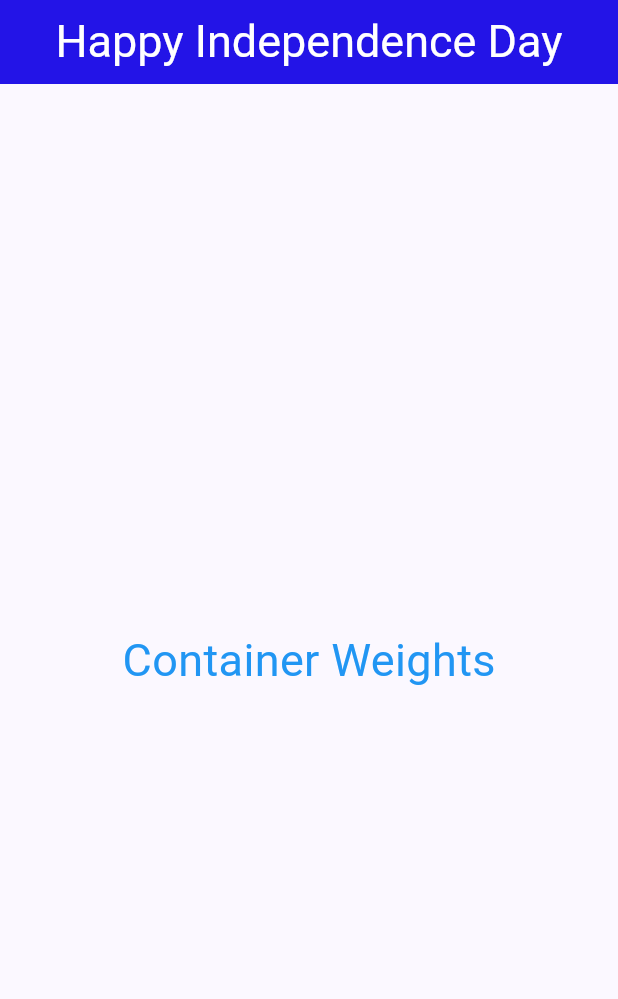
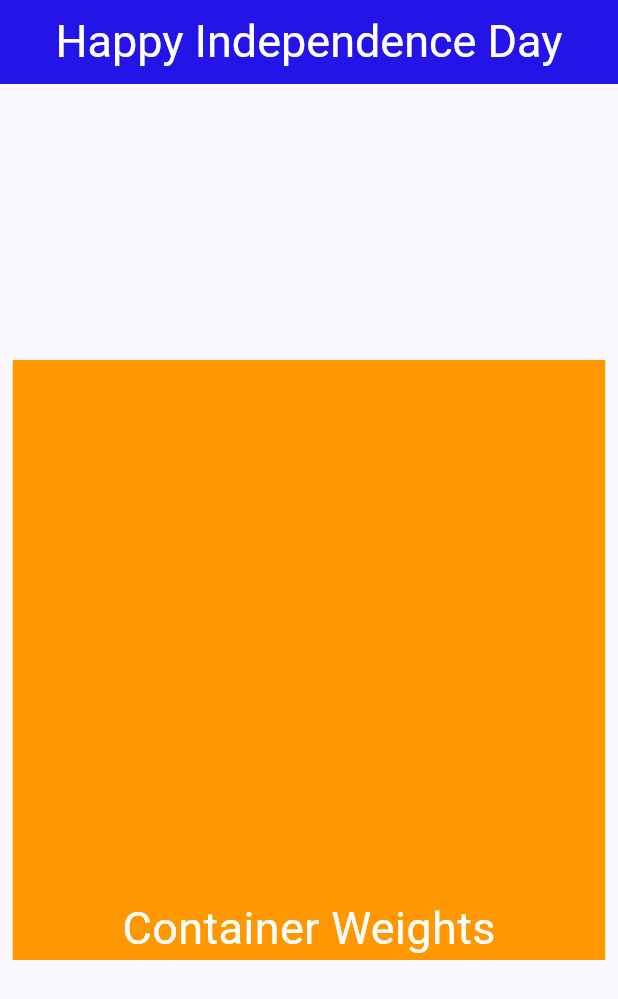
Before and after one commit to Roshan-Barkane/77th_indepandent_day, a Flutter app: the screen it shows after launch, on a phone screen of 412 x 824 dp. Shown: the top 999 px of the screen. Run offline on Flutter 3.47's test engine with Material 2 defaults, Android fonts, the phone set to English and light mode, and no system bars.

Commit message:
container with alignment

```diff
--- a/lib/second.dart
+++ b/lib/second.dart
@@ -24,8 +24,12 @@ class _secondState extends State<second> {
         child: Container(
           child: const Text(
             'Container Weights',
-            style: TextStyle(fontSize: 30, color: Colors.blue),
+            style: TextStyle(fontSize: 30, color: Colors.white),
           ),
+          color: Colors.orange,
+          height: 400,
+          width: 395,
+          alignment: Alignment.bottomCenter,
         ),
       ),
     );
```
